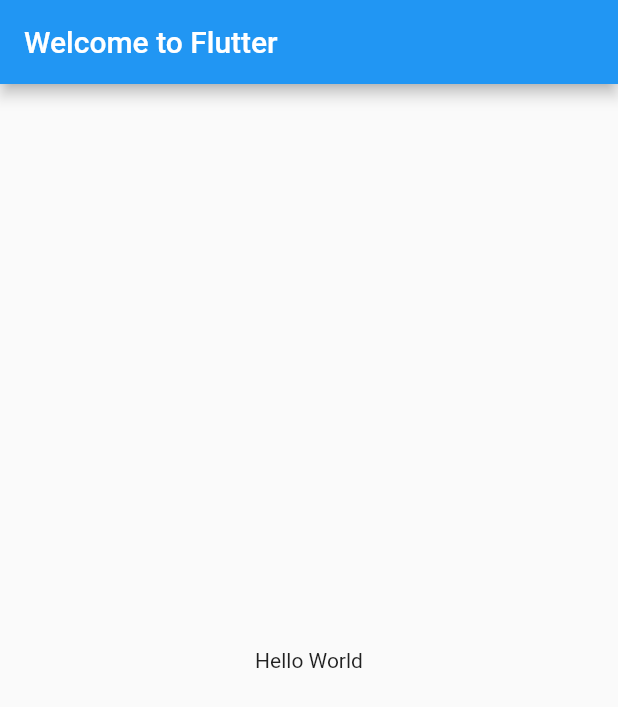
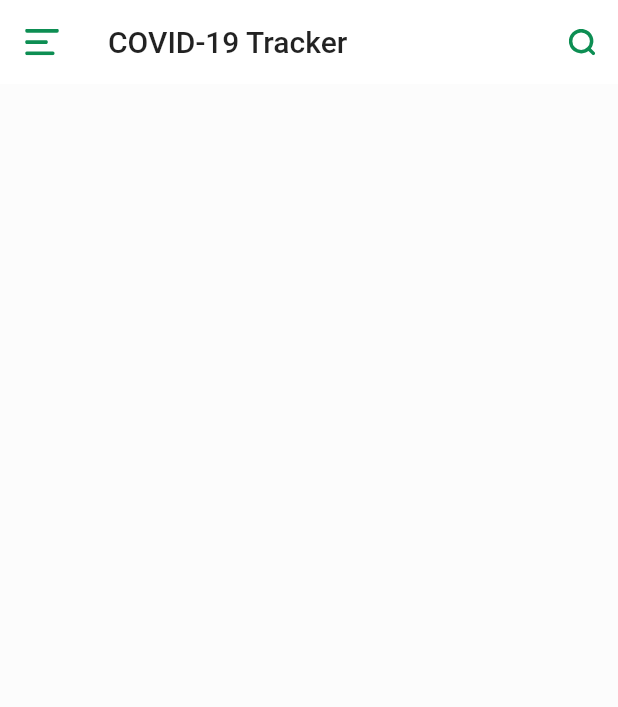
Before and after one commit to karthiksai231/CovidTracker, a Flutter app: the screen it shows after launch, on a phone screen of 412 x 824 dp. Shown: the top 707 px of the screen. Run offline on Flutter 3.47's test engine with Material 2 defaults, Android fonts, the phone set to English and light mode, and no system bars; our stand-ins replace flutter_svg.

Commit message:
Adding assets

```diff
--- /dev/null
+++ b/lib/constants.dart
@@ -0,0 +1,8 @@
+import 'package:flutter/material.dart';
+
+const kTextColor = Color(0xFF03A9F4);
+const kTextMediumColor = Color(0xFF53627C);
+const kTextLightColor = Color(0xFFACB1C0);
+const kPrimaryColor = Color(0xFFFFFFFF);
+const kBackgroundColor = Color(0xFFFCFCFC);
+const kInactiveChartColor = Color(0xFFEAECEF);
--- a/lib/main.dart
+++ b/lib/main.dart
@@ -1,3 +1,5 @@
+import 'package:covid_19_tracker/constants.dart';
+import 'package:covid_19_tracker/screens/home_screen.dart';
 import 'package:flutter/material.dart';
 
 void main() => runApp(MyApp());
@@ -7,14 +9,12 @@ class MyApp extends StatelessWidget {
   Widget build(BuildContext context) {
     return MaterialApp(
       title: 'Welcome to Flutter',
-      home: Scaffold(
-        appBar: AppBar(
-          title: Text('Welcome to Flutter'),
-        ),
-        body: Center(
-          child: Text('Hello World'),
-        ),
+      theme: ThemeData(
+        primaryColor: kPrimaryColor,
+        scaffoldBackgroundColor: kBackgroundColor,
+        textTheme: Theme.of(context).textTheme.apply(displayColor: kTextColor)
       ),
+      home: HomeScreen(),
     );
   }
 }
--- /dev/null
+++ b/lib/screens/home_screen.dart
@@ -0,0 +1,27 @@
+import 'package:covid_19_tracker/constants.dart';
+import 'package:flutter/material.dart';
+import 'package:flutter_svg/svg.dart';
+
+class HomeScreen extends StatelessWidget{
+  @override
+  Widget build(BuildContext context) {
+   return Scaffold(
+     appBar: buildAppBar()
+   );
+  }
+
+  AppBar buildAppBar() {
+    return AppBar(
+      title: Text('COVID-19 Tracker'),
+      backgroundColor: kPrimaryColor,
+      elevation: 0,
+      leading: IconButton(
+        icon: SvgPicture.asset("assets/icons/menu.svg"),
+        onPressed: () {  },),
+        actions: <Widget>[
+          IconButton(
+            icon: SvgPicture.asset("assets/icons/search.svg"),
+            onPressed: () {})
+        ],);
+  }
+}
--- a/pubspec.yaml
+++ b/pubspec.yaml
@@ -28,6 +28,8 @@ dependencies:
   # The following adds the Cupertino Icons font to your application.
   # Use with the CupertinoIcons class for iOS style icons.
   cupertino_icons: ^0.1.3
+  flutter_svg: ^0.17.4
+  fl_chart: ^0.9.3
 
 dev_dependencies:
   flutter_test:
@@ -45,7 +47,8 @@ flutter:
   uses-material-design: true
 
   # To add assets to your application, add an assets section, like this:
-  # assets:
+  assets:
+    - assets/icons/
   #   - images/a_dot_burr.jpeg
   #   - images/a_dot_ham.jpeg
 
```
Also changed, not shown: assets/icons/Clean_Disinfect.svg (added), assets/icons/hand_wash.svg (added), assets/icons/increase.svg (added), assets/icons/map.svg (added), assets/icons/menu.svg (added), assets/icons/more.svg (added), assets/icons/nurse.svg (added), assets/icons/running.svg (added), assets/icons/search.svg (added), assets/icons/use_mask.svg (added), assets/icons/virus.svg (added), pubspec.lock.
